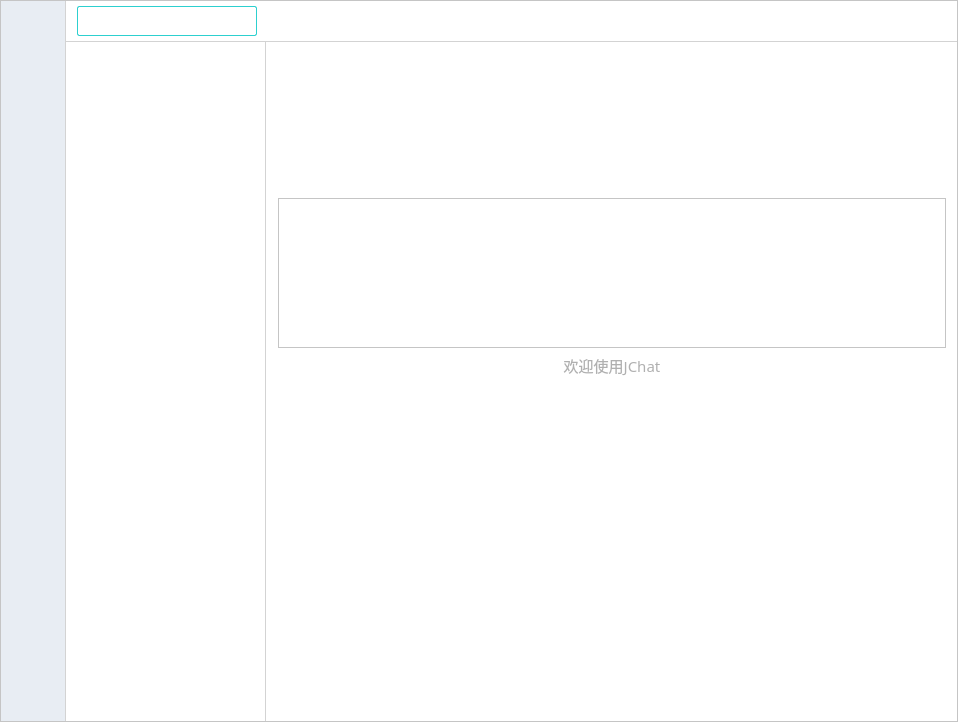
First picture: the form in JChat/MainWidget.ui, repository jpush/jchat-windows, before the edit.
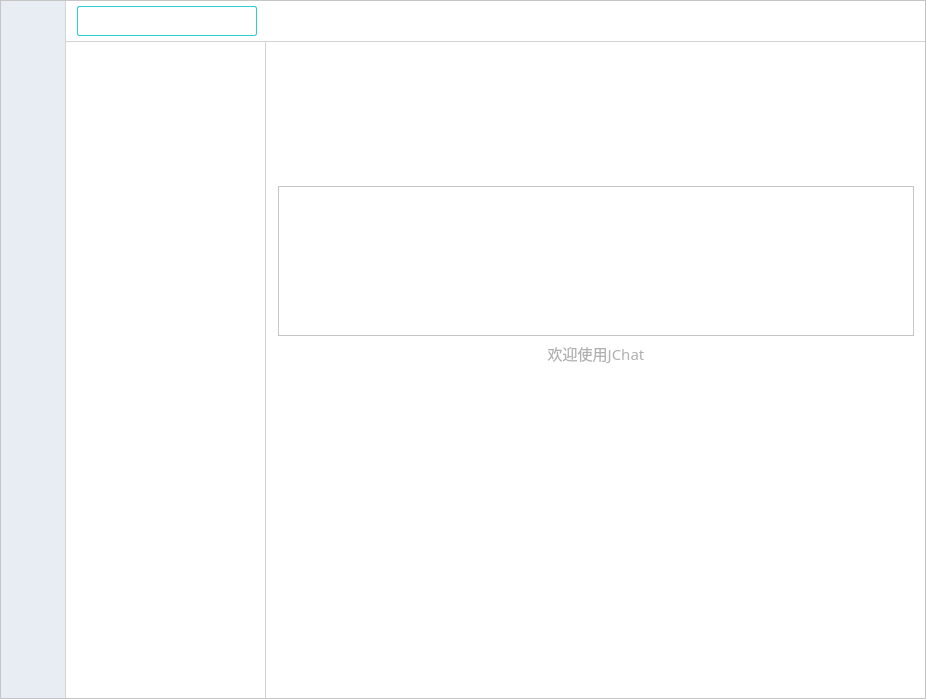
Second picture: the form after the edit. Icons and pictures are not drawn. Custom widgets are drawn as their Qt base class.

```diff
--- a/JChat/MainWidget.ui
+++ b/JChat/MainWidget.ui
@@ -6,8 +6,8 @@
    <rect>
     <x>0</x>
     <y>0</y>
-    <width>958</width>
-    <height>722</height>
+    <width>926</width>
+    <height>699</height>
    </rect>
   </property>
   <property name="focusPolicy">
@@ -260,6 +260,9 @@
          <enum>QFrame::Raised</enum>
         </property>
         <layout class="QVBoxLayout" name="verticalLayout">
+         <property name="spacing">
+          <number>20</number>
+         </property>
          <property name="leftMargin">
           <number>5</number>
          </property>
```
Left out of the diff: 4 changed lines with no effect on the pictures.
